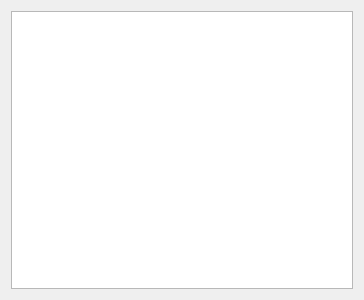
The window that atef/ui/passive_run_widget.ui (pcdshub/atef) describes before a commit, drawn with Qt 5.
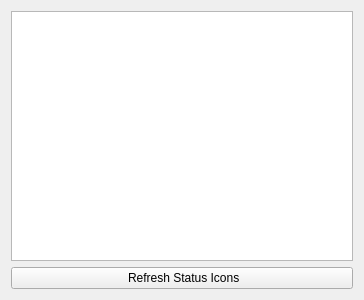
The same window after the commit.

Commit message: ENH: add refresh status icon button to PassiveRunWidget

The edit to the form file:
```diff
--- a/atef/ui/passive_run_widget.ui
+++ b/atef/ui/passive_run_widget.ui
@@ -17,6 +17,19 @@
    <item>
     <widget class="QTreeView" name="tree_view"/>
    </item>
+   <item>
+    <widget class="QPushButton" name="refresh_button">
+     <property name="text">
+      <string> Refresh Status Icons</string>
+     </property>
+     <property name="iconSize">
+      <size>
+       <width>20</width>
+       <height>20</height>
+      </size>
+     </property>
+    </widget>
+   </item>
   </layout>
  </widget>
  <resources/>
```
The commit also changes 1 other file.
